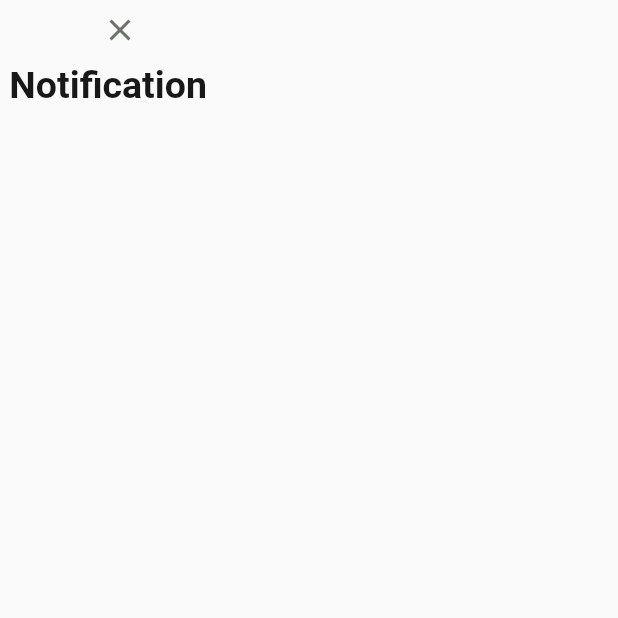
After one commit to worldkaizen001/cotton_gang, a Flutter app: the NotificationScreen screen opened directly, on a phone screen of 412 x 824 dp, the top half of it. The commit adds this screen. Run offline on Flutter 3.47's test engine with Material 2 defaults, Android fonts, the phone set to English and light mode, and no system bars; our stand-ins replace cloud_firestore, firebase_auth, firebase_core, flutter_hooks, go_router, google_fonts and 4 more; missing offline and left inert: flutter_facebook_auth; accounts and stored records are empty; Roboto replaces fonts that are missing (Prompt).

```diff
--- /dev/null
+++ b/lib/src/pages/notification/notification_page.dart
@@ -0,0 +1,8 @@
+import 'package:cotton_gang/src/helpers/custome_sizedbox.dart';
+import 'package:firebase_auth/firebase_auth.dart';
+import 'package:flutter/material.dart';
+import 'package:google_fonts/google_fonts.dart';
+
+import '../whatsapp_link/whatsapp_page.dart';
+
+part 'screen/notification_screen.dart';
--- /dev/null
+++ b/lib/src/pages/notification/screen/notification_screen.dart
@@ -0,0 +1,18 @@
+part of  'package:cotton_gang/src/pages/notification/notification_page.dart';
+
+class NotificationScreen extends StatelessWidget {
+  const NotificationScreen({Key? key}) : super(key: key);
+
+  @override
+  Widget build(BuildContext context) {
+    return Scaffold(
+      body: Column(
+        children:    [
+         TitleAndCloseButton(title:' Notification'),
+
+
+        ],
+      ),
+    );
+  }
+}
--- /dev/null
+++ b/lib/src/pages/whatsapp_link/widgets/title_and_close_button.dart
@@ -0,0 +1,32 @@
+part of  'package:cotton_gang/src/pages/whatsapp_link/whatsapp_page.dart';
+
+
+class TitleAndCloseButton extends StatelessWidget {
+  final String title;
+  const TitleAndCloseButton({required this.title,Key? key}) : super(key: key);
+
+  @override
+  Widget build(BuildContext context) {
+    return Column(
+      children: [
+        SizedBox(
+          height: 18,
+          width: 18,
+          child: CloseButton(
+            onPressed: (){
+              Navigator.pop(context);
+            },
+
+            color: Color(0xff697367),
+
+          ),
+        ),
+        CustomSizedBox.verticalSpace(24),
+        Text(title,style: GoogleFonts.prompt(
+            fontWeight: FontWeight.w600,
+            fontSize: 25,
+            color: const Color(0xff181818)))
+      ],
+    );
+  }
+}
```
Also changed, not shown: lib/src/pages/register/screens/phone_number_and_email_section.dart (+2 -53 lines), lib/src/pages/whatsapp_link/screen/whatsapp_link.dart (added, +56 -0 lines), lib/src/pages/whatsapp_link/whatsapp_page.dart (added, +10 -0 lines).
